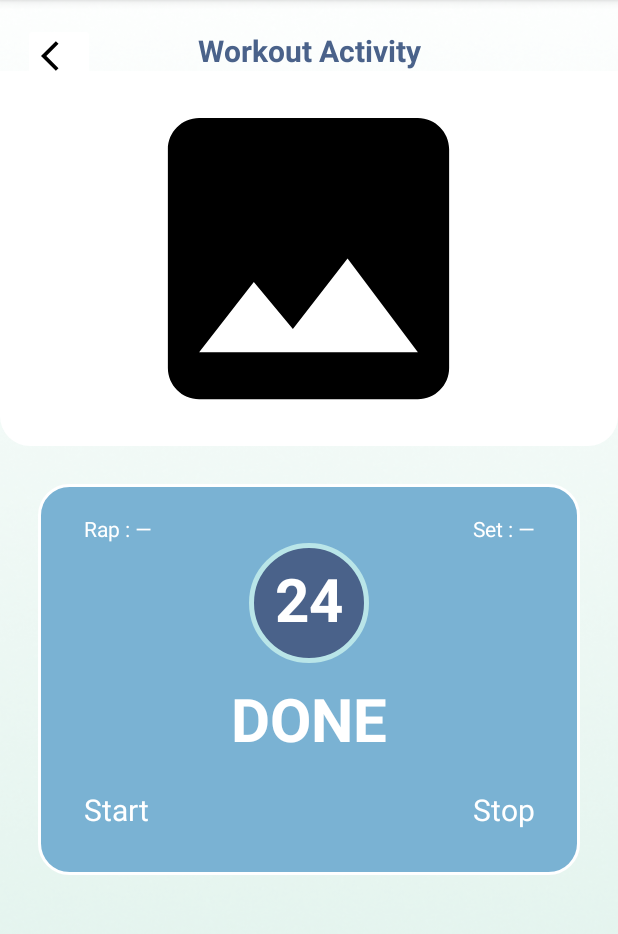
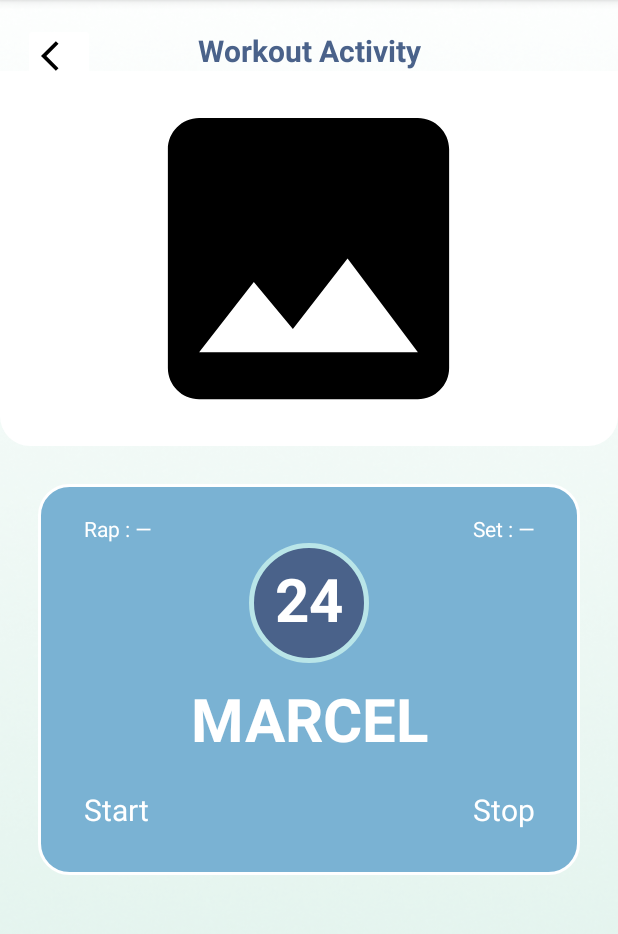
Before and after one commit to ignatio001/capstone-project-catloris, an Android app: the WorkoutDetailActivity screen opened directly, with no data from a screen before it, on a phone screen of 412 x 824 dp, the part 84-1018 px from its top. Run offline under Robolectric (Android 15) with nearby library versions, the light colour scheme and no system bars.

Commit message:
Ganti text button

```diff
--- a/app/src/main/res/values/strings.xml
+++ b/app/src/main/res/values/strings.xml
@@ -116,7 +116,7 @@
     <string name="workdesc_illustration">Workout Illustration</string>
     <string name="workdesc_rap">Rap : —</string>
     <string name="workdesc_set">Set : —</string>
-    <string name="workdesc_done_btn">DONE</string>
+    <string name="workdesc_done_btn">MARCEL</string>
     <string name="workdesc_start_btn">Start</string>
     <string name="workdesc_stop_btn">Stop</string>
     <string name="workdesc_time_roll">24</string>
```
